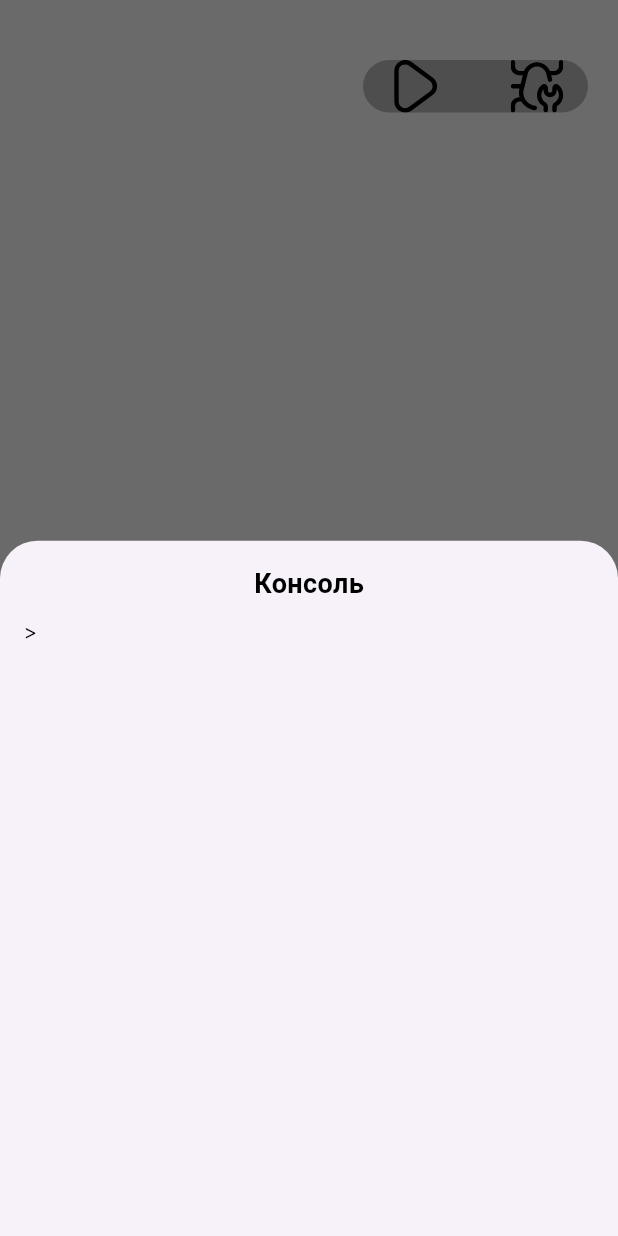
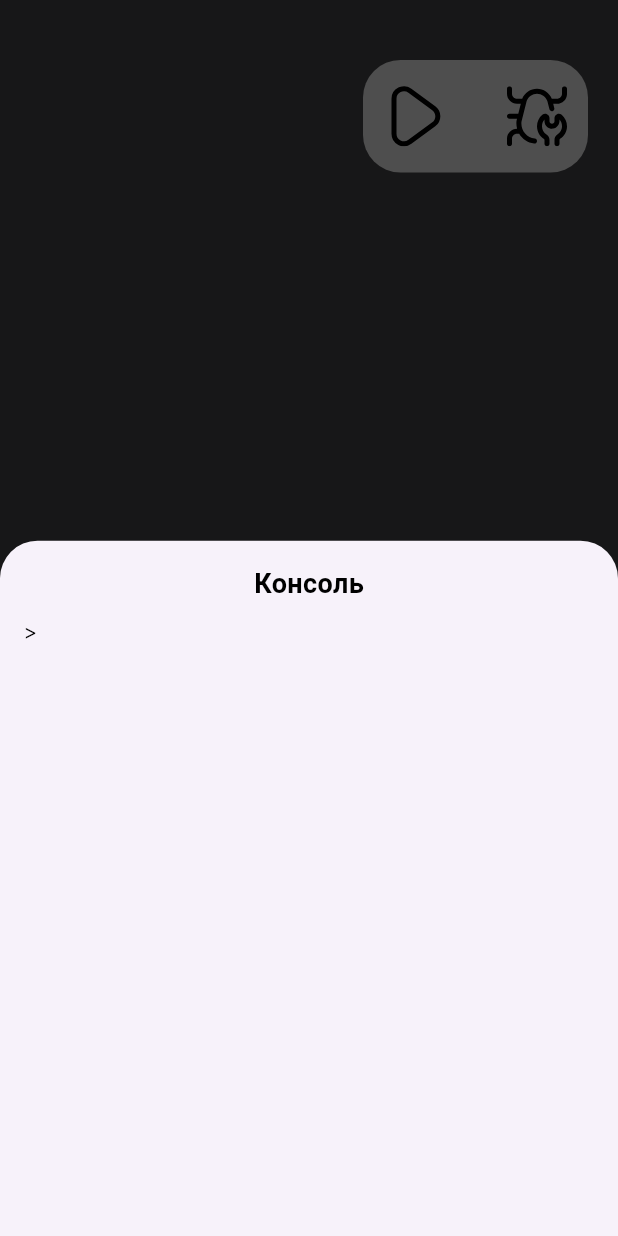
Before and after one commit to aspakaramych/HitsBlox, a Flutter app: the screen it shows after launch, item 2 of the bottom bar chosen, on a phone screen of 412 x 824 dp. Run offline on Flutter 3.47's test engine with Material 3 defaults, Android fonts, the phone set to English and light mode, and no system bars; our stand-ins replace flutter_svg.

Commit message:
fixed mainpage

```diff
--- a/App/lib/design/screens/home_screen.dart
+++ b/App/lib/design/screens/home_screen.dart
@@ -33,14 +33,17 @@ class _mainScreenState extends State<mainScreen> {
 
   @override
   Widget build(BuildContext context) {
-    return Scaffold(
-      appBar: PreferredSize(preferredSize: Size(150, 75), child: TopBar()),
-      body: Column(
+    return Stack(
       children: [
+        TestScreen(),
+
+        Stack(
+          children: [
+            Column(
+              children: [
+                TopBar(),
                 Expanded(
-            child: Center(
-              child: Text('Hello Gleb'),
-            ),
+                  child: Center(),
                 ),
 
                 if (_isAddSectionVisible)
@@ -52,13 +55,17 @@ class _mainScreenState extends State<mainScreen> {
                       child: ItemsList(),
                     ),
                   ),
-        ],
-      ),
-      bottomNavigationBar: BottomBar(
+                BottomBar(
                   onTerminalPressed: () => _showTerminalPanel(context),
                   onAddPressed: () => _toggleAddSection(),
                 ),
-      backgroundColor: AppColors.background,
+              ],
+            ),]
+        ),
+
+      ],
+
+
     );
   }
 }
```
Lines whose indentation alone changed are shown as unchanged.
